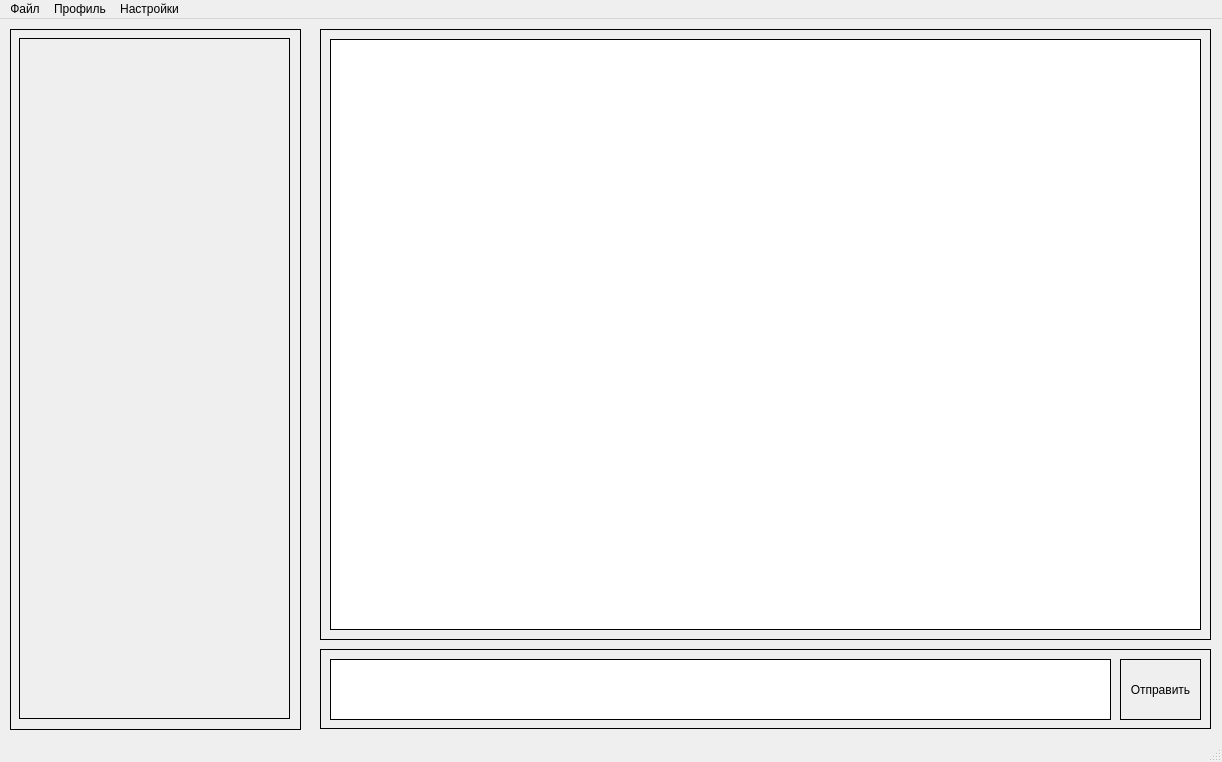
Qt form NetChat/gui/main_window.ui (sholpan4/Project_2) before a commit.
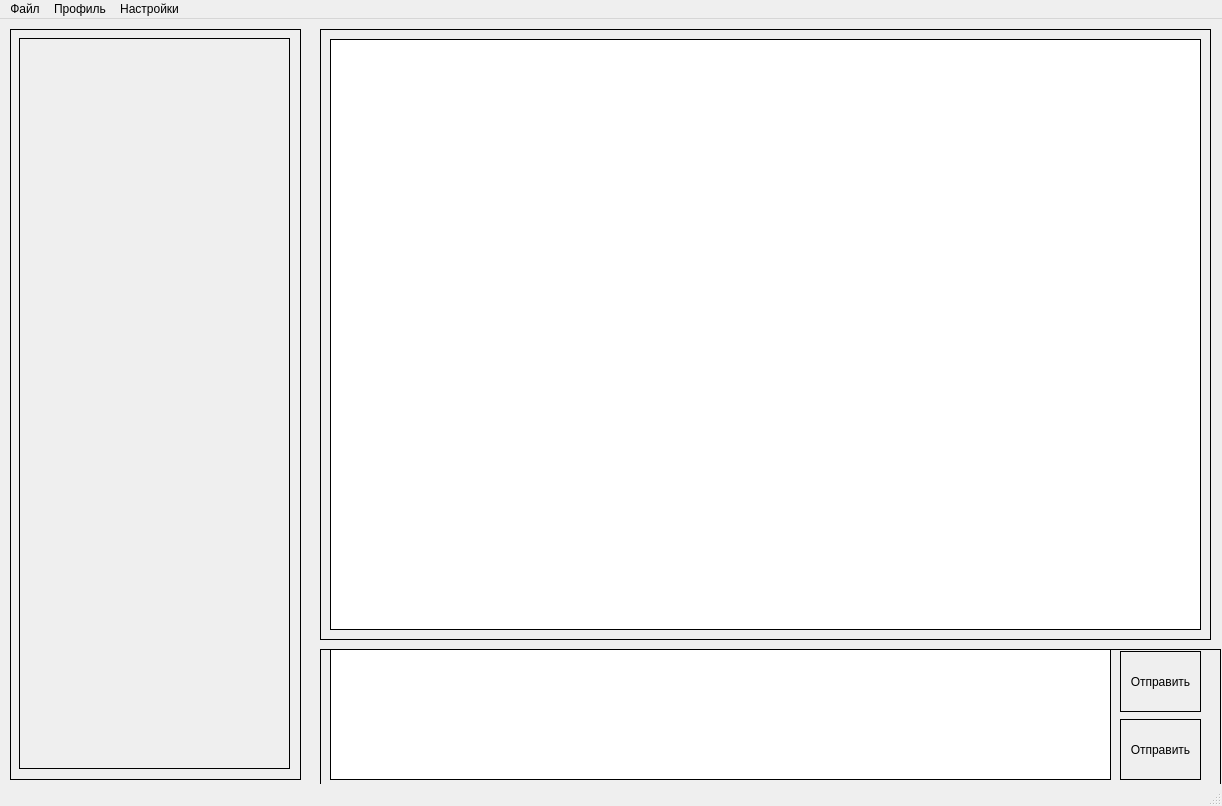
The same form after that commit.

Diff of the .ui file:
```diff
--- a/NetChat/gui/main_window.ui
+++ b/NetChat/gui/main_window.ui
@@ -7,7 +7,7 @@
     <x>0</x>
     <y>0</y>
     <width>1222</width>
-    <height>762</height>
+    <height>806</height>
    </rect>
   </property>
   <property name="windowTitle">
@@ -20,7 +20,7 @@
       <x>10</x>
       <y>10</y>
       <width>291</width>
-      <height>701</height>
+      <height>751</height>
      </rect>
     </property>
     <property name="autoFillBackground">
@@ -41,7 +41,7 @@
        <x>9</x>
        <y>9</y>
        <width>271</width>
-       <height>681</height>
+       <height>731</height>
       </rect>
      </property>
      <layout class="QVBoxLayout" name="ContactList"/>
@@ -81,8 +81,8 @@
      <rect>
       <x>320</x>
       <y>630</y>
-      <width>891</width>
-      <height>80</height>
+      <width>901</width>
+      <height>141</height>
      </rect>
     </property>
     <property name="styleSheet">
@@ -98,9 +98,9 @@
      <property name="geometry">
       <rect>
        <x>10</x>
-       <y>10</y>
+       <y>0</y>
        <width>781</width>
-       <height>61</height>
+       <height>131</height>
       </rect>
      </property>
      <property name="styleSheet">
@@ -111,7 +111,23 @@
      <property name="geometry">
       <rect>
        <x>800</x>
-       <y>10</y>
+       <y>70</y>
+       <width>81</width>
+       <height>61</height>
+      </rect>
+     </property>
+     <property name="styleSheet">
+      <string notr="true">border: 1px solid black; </string>
+     </property>
+     <property name="text">
+      <string>Отправить</string>
+     </property>
+    </widget>
+    <widget class="QPushButton" name="emoji">
+     <property name="geometry">
+      <rect>
+       <x>800</x>
+       <y>2</y>
        <width>81</width>
        <height>61</height>
       </rect>
```
